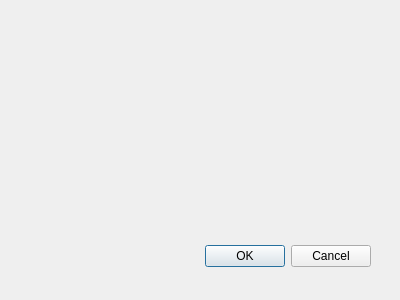
Blinkinlabs/PatternPaint, file PatternPaint/welcomescreen.ui: the form before one commit.
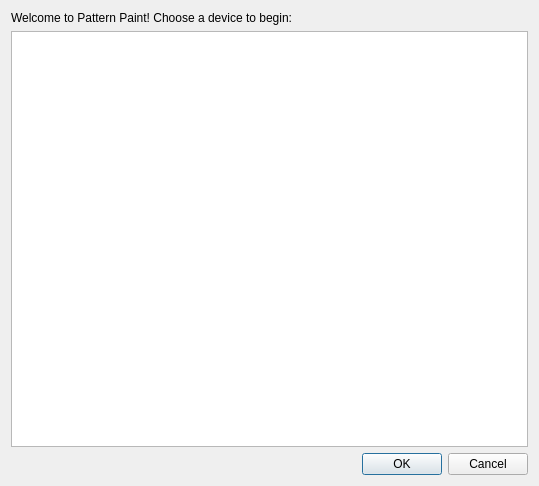
The form after the commit.

Commit message: Add welcome screen!

Patch:
```diff
--- a/PatternPaint/welcomescreen.ui
+++ b/PatternPaint/welcomescreen.ui
@@ -8,22 +8,36 @@
    <rect>
     <x>0</x>
     <y>0</y>
-    <width>400</width>
-    <height>300</height>
+    <width>539</width>
+    <height>486</height>
    </rect>
   </property>
   <property name="windowTitle">
    <string>Dialog</string>
   </property>
+  <layout class="QVBoxLayout" name="verticalLayout">
+   <item>
+    <widget class="QLabel" name="label">
+     <property name="text">
+      <string>Welcome to Pattern Paint! Choose a device to begin:</string>
+     </property>
+    </widget>
+   </item>
+   <item>
+    <widget class="QListWidget" name="SceneList">
+     <property name="horizontalScrollBarPolicy">
+      <enum>Qt::ScrollBarAsNeeded</enum>
+     </property>
+     <property name="sizeAdjustPolicy">
+      <enum>QAbstractScrollArea::AdjustIgnored</enum>
+     </property>
+     <property name="viewMode">
+      <enum>QListView::IconMode</enum>
+     </property>
+    </widget>
+   </item>
+   <item>
   <widget class="QDialogButtonBox" name="buttonBox">
-   <property name="geometry">
-    <rect>
-     <x>30</x>
-     <y>240</y>
-     <width>341</width>
-     <height>32</height>
-    </rect>
-   </property>
    <property name="orientation">
     <enum>Qt::Horizontal</enum>
    </property>
@@ -31,6 +45,8 @@
     <set>QDialogButtonBox::Cancel|QDialogButtonBox::Ok</set>
    </property>
   </widget>
+   </item>
+  </layout>
  </widget>
  <pixmapfunction/>
  <resources/>
```
Left out of the diff: 7 changed lines with no effect on the pictures. Lines whose indentation alone changed are shown as unchanged. The commit also changes 20 other files.
